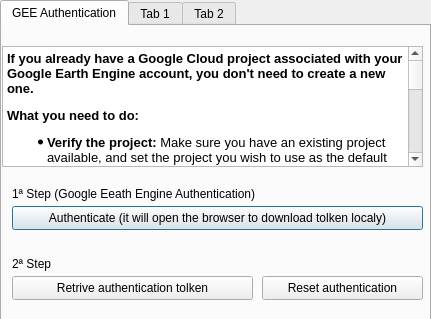
This is easy_dialog_base.ui in caioarantes/EasyDEM as Qt 5 draws it before an edit. The edited form follows.
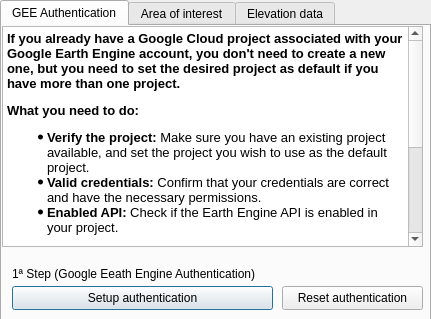
This is the edited form. The open tabs and pages were chosen to show the change.

Patch:
```diff
--- a/easy_dialog_base.ui
+++ b/easy_dialog_base.ui
@@ -29,26 +29,13 @@
     <attribute name="title">
      <string>GEE Authentication</string>
     </attribute>
-    <widget class="QPushButton" name="autenticacao">
-     <property name="geometry">
-      <rect>
-       <x>10</x>
-       <y>180</y>
-       <width>411</width>
-       <height>24</height>
-      </rect>
-     </property>
-     <property name="text">
-      <string>Authenticate (it will open the browser to download tolken localy)</string>
-     </property>
-    </widget>
     <widget class="QTextEdit" name="textEdit">
      <property name="geometry">
       <rect>
        <x>0</x>
-       <y>20</y>
+       <y>0</y>
        <width>421</width>
-       <height>121</height>
+       <height>221</height>
       </rect>
      </property>
      <property name="html">
@@ -56,7 +43,7 @@
 &lt;html&gt;&lt;head&gt;&lt;meta name=&quot;qrichtext&quot; content=&quot;1&quot; /&gt;&lt;style type=&quot;text/css&quot;&gt;
 p, li { white-space: pre-wrap; }
 &lt;/style&gt;&lt;/head&gt;&lt;body style=&quot; font-family:'MS Shell Dlg 2'; font-size:9.75pt; font-weight:400; font-style:normal;&quot;&gt;
-&lt;p style=&quot; margin-top:12px; margin-bottom:12px; margin-left:0px; margin-right:0px; -qt-block-indent:0; text-indent:0px;&quot;&gt;&lt;span style=&quot; font-size:10pt; font-weight:600;&quot;&gt;If you already have a Google Cloud project associated with your Google Earth Engine account, you don't need to create a new one.&lt;/span&gt;&lt;/p&gt;
+&lt;p style=&quot; margin-top:12px; margin-bottom:12px; margin-left:0px; margin-right:0px; -qt-block-indent:0; text-indent:0px;&quot;&gt;&lt;span style=&quot; font-size:10pt; font-weight:600;&quot;&gt;If you already have a Google Cloud project associated with your Google Earth Engine account, you don't need to create a new one, but you need to set the desired project as default if you have more than one project.&lt;/span&gt;&lt;/p&gt;
 &lt;p style=&quot; margin-top:12px; margin-bottom:12px; margin-left:0px; margin-right:0px; -qt-block-indent:0; text-indent:0px;&quot;&gt;&lt;span style=&quot; font-size:10pt; font-weight:600;&quot;&gt;What you need to do:&lt;/span&gt;&lt;/p&gt;
 &lt;ul style=&quot;margin-top: 0px; margin-bottom: 0px; margin-left: 0px; margin-right: 0px; -qt-list-indent: 1;&quot;&gt;&lt;li style=&quot; font-size:10pt;&quot; style=&quot; margin-top:12px; margin-bottom:0px; margin-left:0px; margin-right:0px; -qt-block-indent:0; text-indent:0px;&quot;&gt;&lt;span style=&quot; font-weight:600;&quot;&gt;Verify the project:&lt;/span&gt; Make sure you have an existing project available, and set the project you wish to use as the default project.&lt;/li&gt;
 &lt;li style=&quot; font-size:10pt;&quot; style=&quot; margin-top:0px; margin-bottom:0px; margin-left:0px; margin-right:0px; -qt-block-indent:0; text-indent:0px;&quot;&gt;&lt;span style=&quot; font-weight:600;&quot;&gt;Valid credentials:&lt;/span&gt; Confirm that your credentials are correct and have the necessary permissions.&lt;/li&gt;
@@ -72,7 +59,7 @@
      <property name="geometry">
       <rect>
        <x>10</x>
-       <y>160</y>
+       <y>240</y>
        <width>281</width>
        <height>16</height>
       </rect>
@@ -81,38 +68,25 @@
       <string>1ª Step (Google Eeath Engine Authentication)</string>
      </property>
     </widget>
-    <widget class="QLabel" name="label_6">
-     <property name="geometry">
-      <rect>
-       <x>10</x>
-       <y>230</y>
-       <width>271</width>
-       <height>16</height>
-      </rect>
-     </property>
-     <property name="text">
-      <string>2ª Step</string>
-     </property>
-    </widget>
     <widget class="QPushButton" name="autenticacao_teste">
      <property name="geometry">
       <rect>
        <x>10</x>
-       <y>250</y>
-       <width>241</width>
+       <y>260</y>
+       <width>261</width>
        <height>24</height>
       </rect>
      </property>
      <property name="text">
-      <string>Retrive authentication tolken</string>
+      <string>Setup authentication</string>
      </property>
     </widget>
     <widget class="QPushButton" name="desautenticacao">
      <property name="geometry">
       <rect>
-       <x>260</x>
-       <y>250</y>
-       <width>161</width>
+       <x>280</x>
+       <y>260</y>
+       <width>141</width>
        <height>24</height>
       </rect>
      </property>
@@ -123,7 +97,7 @@
    </widget>
    <widget class="QWidget" name="tab">
     <attribute name="title">
-     <string>Tab 1</string>
+     <string>Area of interest</string>
     </attribute>
     <widget class="QLineEdit" name="output_folder_lineedit">
      <property name="enabled">
@@ -237,7 +211,7 @@
    </widget>
    <widget class="QWidget" name="tab_2">
     <attribute name="title">
-     <string>Tab 2</string>
+     <string>Elevation data</string>
     </attribute>
     <widget class="QComboBox" name="dem_resolution_combobox">
      <property name="geometry">
```
Left out of the diff: 35 changed lines with no effect on the pictures.
